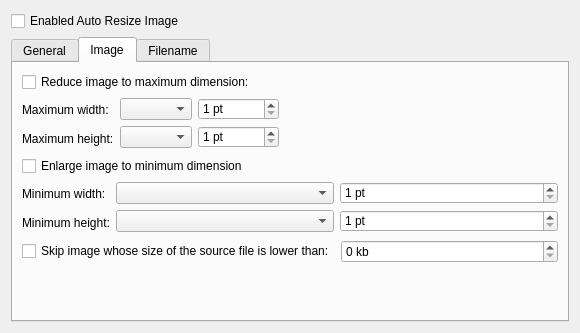
Qt form messagecomposer/autoimageresizing/imagescalingwidget.ui (KDE/kdepim) before a commit.
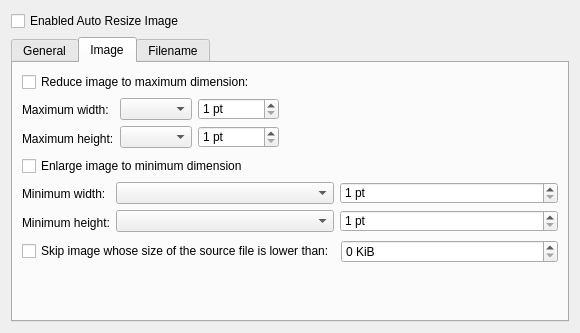
The same form after that commit. The open tabs and pages were chosen to show the change. Custom widgets are drawn as their Qt base class.

Commit message: Fix units on Freek de Kruijf's request

The edit to the form file:
```diff
--- a/messagecomposer/autoimageresizing/imagescalingwidget.ui
+++ b/messagecomposer/autoimageresizing/imagescalingwidget.ui
@@ -234,7 +234,7 @@
          <item>
           <widget class="KIntSpinBox" name="imageSize">
            <property name="suffix">
-            <string> kb</string>
+            <string> KiB</string>
            </property>
            <property name="maximum">
             <number>99999</number>
```
The commit also changes 1 other file.
